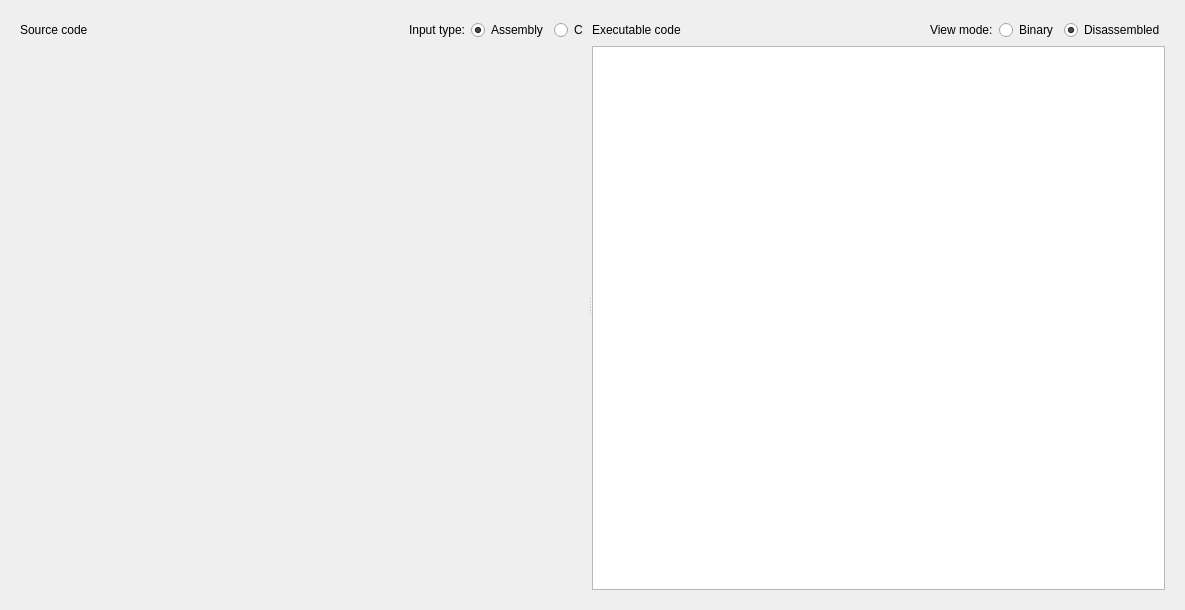
First picture: the form in src/edittab.ui, repository mortbopet/Ripes, before the edit.
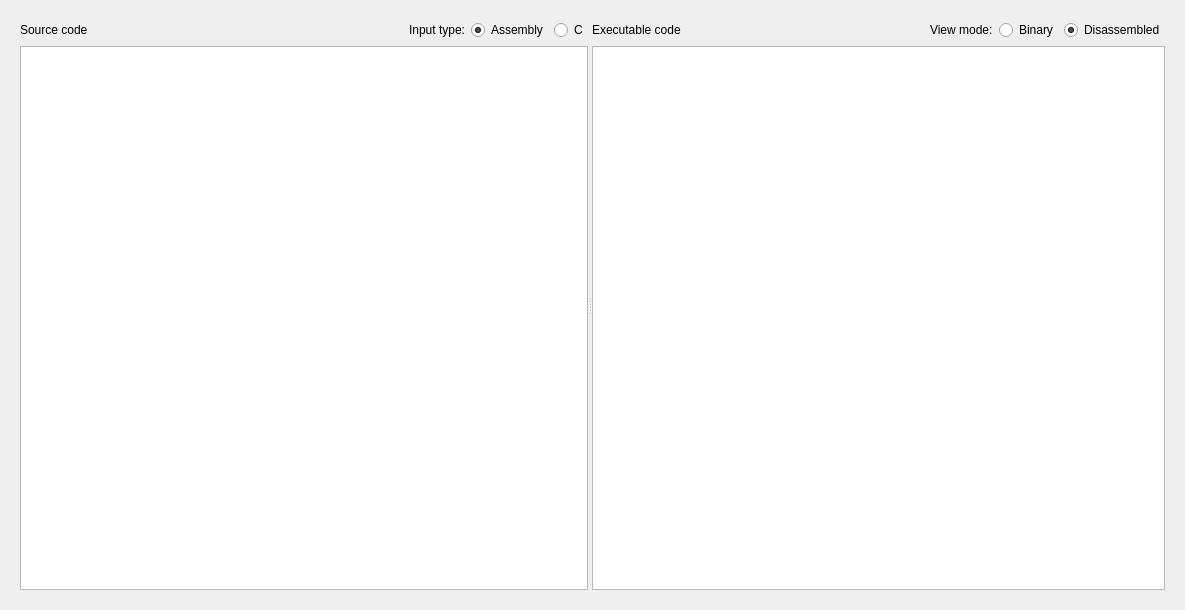
Second picture: the form after the edit. The open tabs and pages were chosen to show the change. Custom widgets are drawn as their Qt base class.

Commit message: Rename FileType to SourceType

What changed in the file:
```diff
--- a/src/edittab.ui
+++ b/src/edittab.ui
@@ -254,7 +254,6 @@
                  </item>
                 </layout>
                </widget>
-               <widget class="QWidget" name="cSourcePage"/>
               </widget>
              </item>
             </layout>
```
Left out of the diff: 2 changed lines with no effect on the pictures. The commit also changes 9 other files.
